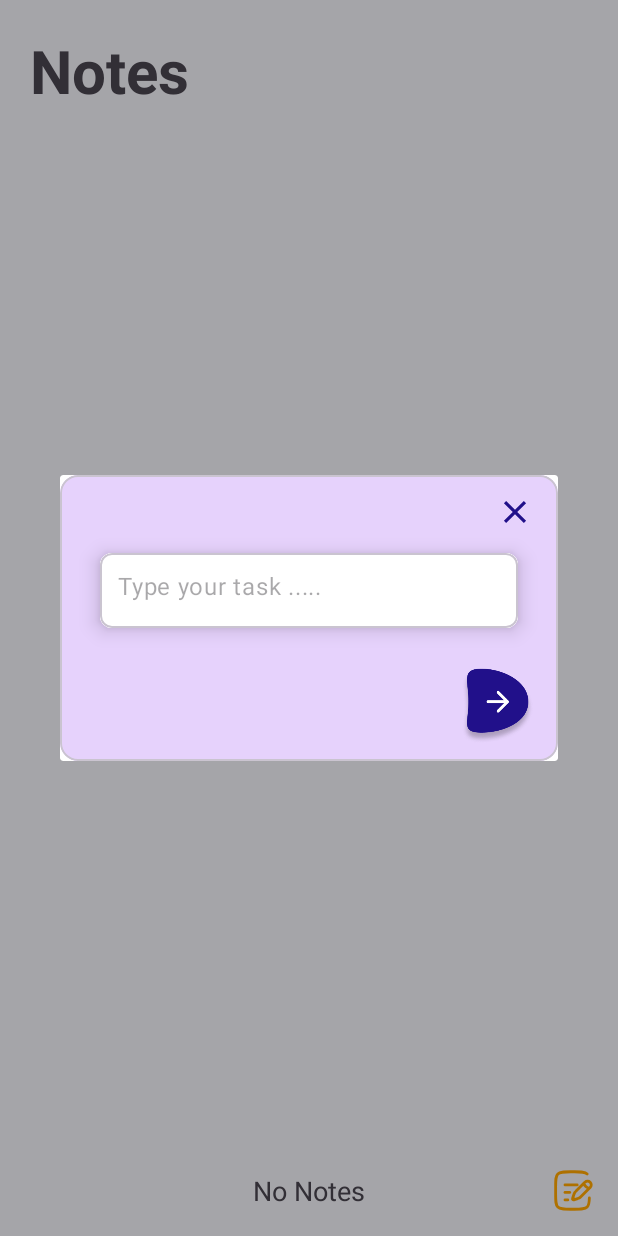
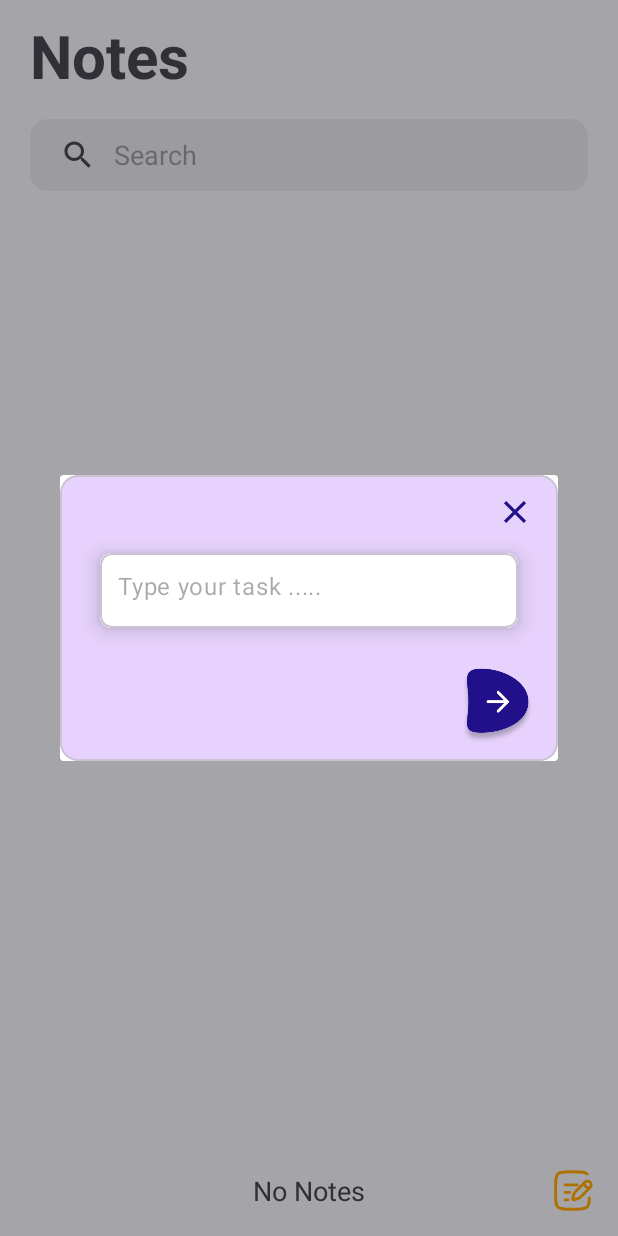
Before and after one commit to Katana1936/PET_Kotlin_Notes_App, an Android app: the HomeFragment screen opened through its navigation route, after a tap on an icon or button, on a phone screen of 412 x 824 dp. Run offline under Robolectric (Android 15) with nearby library versions, the phone set to English and light mode, and no system bars; our stand-ins replace Firebase (no records; nobody signed in at launch, a user with empty details on screens opened directly); 1 statement that could not run was skipped.

Commit message:
Added visual display of search field

```diff
--- /dev/null
+++ b/app/src/main/res/drawable/search_view_background.xml
@@ -0,0 +1,10 @@
+<?xml version="1.0" encoding="utf-8"?>
+<layer-list xmlns:android="http://schemas.android.com/apk/res/android">
+    <item>
+        <shape
+            android:shape="rectangle">
+            <solid android:color="#e4e3e9" />
+            <corners android:radius="12dp" />
+        </shape>
+    </item>
+</layer-list>
--- a/app/src/main/res/layout/fragment_home.xml
+++ b/app/src/main/res/layout/fragment_home.xml
@@ -12,14 +12,30 @@
         android:layout_width="wrap_content"
         android:layout_height="wrap_content"
         android:layout_marginStart="20dp"
-        android:layout_marginTop="20dp"
+        android:layout_marginTop="10dp"
+        android:layout_marginBottom="15dp"
         android:text="Notes"
         android:textSize="40dp"
         android:textStyle="bold"
-        app:layout_constraintBottom_toTopOf="@+id/mainRecyclerView"
+        app:layout_constraintBottom_toTopOf="@+id/searchView"
         app:layout_constraintStart_toStartOf="parent"
         app:layout_constraintTop_toTopOf="parent" />
 
+
+    <SearchView
+        android:id="@+id/searchView"
+        style="@style/MySearchViewStyle"
+        android:layout_width="match_parent"
+        android:layout_height="wrap_content"
+        android:layout_marginStart="20dp"
+        android:layout_marginEnd="20dp"
+        android:iconifiedByDefault="false"
+        android:queryHint="Search"
+        app:layout_constraintBottom_toTopOf="@+id/mainRecyclerView"
+        android:background="@drawable/search_view_background"
+        app:layout_constraintEnd_toEndOf="parent"
+        app:layout_constraintStart_toStartOf="parent"
+        app:layout_constraintTop_toBottomOf="@+id/notes" />
 
     <ImageView
         android:id="@+id/addTaskBtn_main"
@@ -56,7 +72,7 @@
         app:layout_constraintEnd_toEndOf="parent"
         app:layout_constraintHorizontal_bias="0.5"
         app:layout_constraintStart_toStartOf="parent"
-        app:layout_constraintTop_toBottomOf="@+id/notes" />
+        app:layout_constraintTop_toBottomOf="@+id/searchView" />
 
 
 </androidx.constraintlayout.widget.ConstraintLayout>
--- a/app/src/main/res/values/themes.xml
+++ b/app/src/main/res/values/themes.xml
@@ -13,5 +13,10 @@
         <item name="android:statusBarColor" tools:targetApi="l">@color/secondary_color</item>
     </style>
 
+    <style name="MySearchViewStyle" parent="Widget.AppCompat.SearchView">
+        <item name="android:background">@drawable/search_view_background</item>
+        <item name="android:queryBackground">@android:color/transparent</item>
+    </style>
+
     <style name="Theme.ToDoApp" parent="Base.Theme.ToDoApp" />
 </resources>
```
